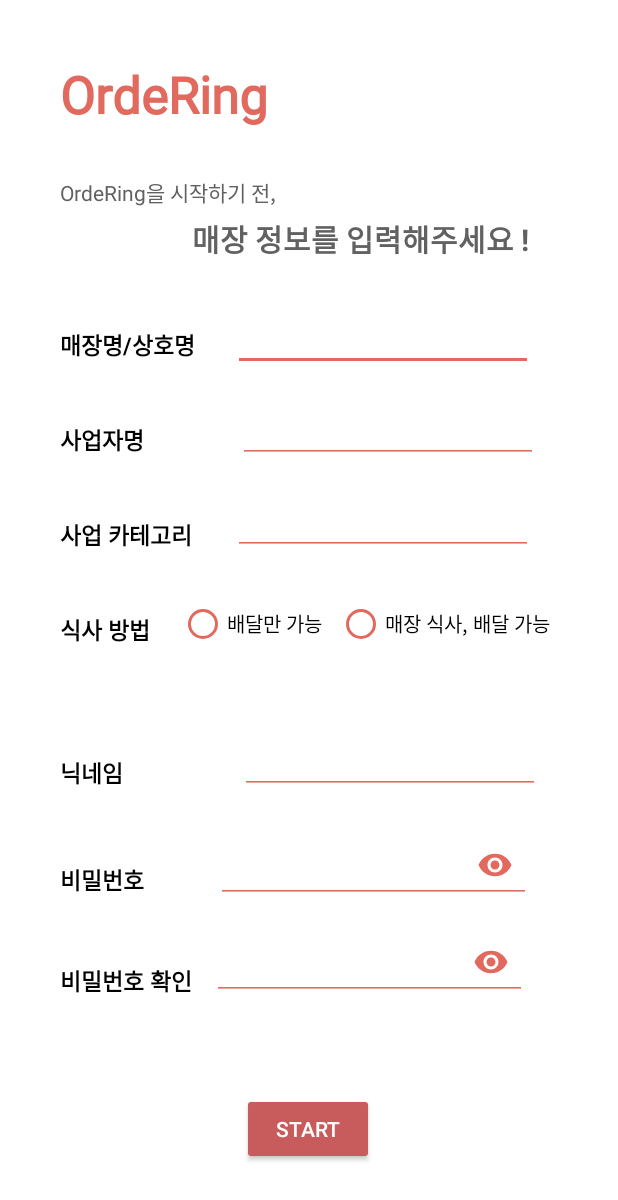
After one commit to OrdeRing-Team/OrderingManager, an Android app: the InfoActivity screen opened directly, with no data from a screen before it, on a phone screen of 412 x 824 dp. The commit adds this screen. Shown: the top 1200 px of the screen. Run offline under Robolectric (Android 15) with nearby library versions, the phone set to English and light mode, and no system bars.

Commit message:
매장정보 입력 액티비티 구현, 네비바 오류 수정

```diff
--- /dev/null
+++ b/app/src/main/java/com/example/orderingmanager/InfoActivity.java
@@ -0,0 +1,176 @@
+package com.example.orderingmanager;
+
+import android.os.Bundle;
+import android.text.Editable;
+import android.text.TextWatcher;
+import android.util.Log;
+import android.view.View;
+import android.widget.Button;
+import android.widget.EditText;
+import android.widget.RadioButton;
+import android.widget.RadioGroup;
+import android.widget.TextView;
+import android.widget.Toast;
+
+import androidx.appcompat.app.AppCompatActivity;
+
+import com.google.android.material.textfield.TextInputEditText;
+
+public class InfoActivity extends AppCompatActivity {
+
+    RadioGroup radioGroup;
+    TextView tablenumtext;
+    Button btnStartApp;
+
+    EditText inputStoreName;
+    EditText inputUserName;
+    EditText inputKategorie;
+    EditText inputNicname;
+    EditText tablenum;
+    TextInputEditText psFirst;
+    TextInputEditText psSecond;
+
+    TextView psTrue;
+    TextView psFalse;
+
+    String psBeforeCheck;
+    String psAfterCheck;
+
+    @Override
+    protected void onCreate(Bundle savedInstanceState) {
+        super.onCreate(savedInstanceState);
+        setContentView(R.layout.activity_info);
+
+        radioGroup = findViewById(R.id.radio_group);
+        tablenumtext = findViewById(R.id.tablenumtext);
+        tablenum = findViewById(R.id.tablenum);
+        inputStoreName = findViewById(R.id.input_storeName);
+        inputUserName = findViewById(R.id.input_userName);
+        inputKategorie = findViewById(R.id.input_Kategorie);
+        inputNicname = findViewById(R.id.input_nicname);
+        btnStartApp = findViewById(R.id.startApp);
+
+        psFirst = findViewById(R.id.textInputEditText_ps1);
+        psSecond = findViewById(R.id.textInputEditText_ps2);
+
+        psTrue = findViewById(R.id.psTrue);
+        psFalse = findViewById(R.id.psFalse);
+
+
+        // 매장 식사가 가능할 때만 테이블 수 입력 받기위해 테이블 수 입력창은 가려놓는다.
+        tablenumtext.setVisibility(View.GONE);
+        tablenum.setVisibility(View.GONE);
+
+        // 비밀번호 일치, 불일치를 알리기 위해 알림 메시지는 가려놓는다.
+        psTrue.setVisibility(View.GONE);
+        psFalse.setVisibility(View.GONE);
+
+
+        // 라디오 버튼 클릭 이벤트
+        radioGroup.setOnCheckedChangeListener(new RadioGroup.OnCheckedChangeListener() {
+            @Override
+            public void onCheckedChanged(RadioGroup group, int checkedId) {
+                switch (checkedId){
+                    case R.id.radio_button_onlydeliver:
+                        tablenumtext.setVisibility(View.GONE);
+                        tablenum.setVisibility(View.GONE);
+                        break;
+                    case R.id.radio_button_both:
+                        tablenumtext.setVisibility(View.VISIBLE);
+                        tablenum.setVisibility(View.VISIBLE);
+                        break;
+
+                }
+            }
+        });
+
+        // 비밀번호 일치, 불일치 확인하기
+        psFirst.addTextChangedListener(new TextWatcher() {
+            @Override
+            public void beforeTextChanged(CharSequence charSequence, int i, int i1, int i2) {
+
+            }
+
+            @Override
+            public void onTextChanged(CharSequence charSequence, int i, int i1, int i2) {
+                psBeforeCheck = psFirst.getText().toString();
+                Log.d("firstPS", psBeforeCheck);
+            }
+
+            @Override
+            public void afterTextChanged(Editable editable) {
+
+            }
+        });
+
+        psSecond.addTextChangedListener(new TextWatcher() {
+            @Override
+            public void beforeTextChanged(CharSequence charSequence, int i, int i1, int i2) {
+
+            }
+
+            @Override
+            public void onTextChanged(CharSequence charSequence, int i, int i1, int i2) {
+                psAfterCheck = psSecond.getText().toString();
+                Log.d("secondPS", psAfterCheck);
+
+                if( psBeforeCheck.equals(psAfterCheck) ) {
+                    psTrue.setVisibility(View.VISIBLE);
+                    psFalse.setVisibility(View.GONE);
+                }
+                else {
+                    psTrue.setVisibility(View.GONE);
+                    psFalse.setVisibility(View.VISIBLE);
+
+                }
+            }
+
+            @Override
+            public void afterTextChanged(Editable editable) {
+
+            }
+        });
+
+        btnStartApp.setOnClickListener(new View.OnClickListener() {
+            @Override
+            public void onClick(View view) {
+                isEmpty();
+            }
+        });
+
+    }
+
+
+    // 입력창이 비었거나, 비밀번호가 일치하지 않을 때 알림을 띄우는 함수 (토스트 메시지가 안 뜸...)
+    private void isEmpty() {
+        String storeName = inputStoreName.getText().toString();
+        String userName = inputUserName.getText().toString();
+        String kategorie = inputKategorie.getText().toString();
+        String nicName = inputNicname.getText().toString();
+        String tableNum = tablenum.getText().toString();
+        RadioButton radio_button_onlydeliver = findViewById(R.id.radio_button_onlydeliver);
+        RadioButton radio_button_both = findViewById(R.id.radio_button_both);
+
+        if(storeName.matches("") || userName.matches("") || kategorie.matches("") || nicName.matches("") || psBeforeCheck.matches("") || psAfterCheck.matches("")) {
+            Toast.makeText(InfoActivity.this, "입력칸을 모두 채워주세요.", Toast.LENGTH_SHORT).show();
+            Log.d("isEmpty", "입력칸을 모두 채워라.");
+        }
+        else if(psBeforeCheck.equals(psAfterCheck) == false) {
+            Toast.makeText(InfoActivity.this, "입력칸을 모두 채워주세요.", Toast.LENGTH_SHORT).show();
+            Log.d("isEmpty", "입력칸을 모두 채워라.");
+        }
+        else if((radio_button_onlydeliver.isChecked() == false) && (radio_button_both.isChecked() == false)) {
+            Toast.makeText(InfoActivity.this, "입력칸을 모두 채워주세요.", Toast.LENGTH_SHORT).show();
+            Log.d("isEmpty", "입력칸을 모두 채워라.");
+        }
+        else if((radio_button_both.isChecked() == true) && tableNum.matches("")) {
+            Toast.makeText(InfoActivity.this, "입력칸을 모두 채워주세요.", Toast.LENGTH_SHORT).show();
+            Log.d("isEmpty", "입력칸을 모두 채워라.");
+        }
+        else {
+            Toast.makeText(InfoActivity.this, "오더링 START", Toast.LENGTH_SHORT).show();
+            Log.d("isn'tEmpty", "입력칸 모두 채워짐.");
+            //디비에 데이터 저장하기. (차후에 추가할 부분)
+        }
+    }
+}
--- a/app/src/main/java/com/example/orderingmanager/SignupActivity.java
+++ b/app/src/main/java/com/example/orderingmanager/SignupActivity.java
@@ -1,6 +1,4 @@
 package com.example.orderingmanager;
-
-import static android.content.ContentValues.TAG;
 
 import android.content.Context;
 import android.content.Intent;
@@ -8,19 +6,14 @@ import android.graphics.Color;
 import android.os.Bundle;
 import android.text.Editable;
 import android.text.TextWatcher;
-import android.util.Base64;
-import android.util.Log;
 import android.view.View;
 import android.view.inputmethod.InputMethodManager;
 import android.widget.Button;
-import android.widget.EditText;
-import android.widget.ImageView;
 import android.widget.Toast;
 
 import androidx.annotation.NonNull;
 
 import com.example.orderingmanager.databinding.ActivitySignupBinding;
-import com.google.android.material.textfield.TextInputEditText;
 import com.google.firebase.FirebaseException;
 import com.google.firebase.auth.FirebaseAuth;
 import com.google.firebase.auth.PhoneAuthCredential;
@@ -33,9 +26,7 @@ import java.util.concurrent.TimeUnit;
 
 public class SignupActivity extends BasicActivity {
 
-
-
-    //viewbinding
+    //viewbinding ->  findViewById를 쓰지 않고 뷰 컴포넌트를 접근할수 있게 도와주는 기능
     private ActivitySignupBinding binding;
 
     //코드 전송에 실패하면 재전송 코드를 위해 선언
@@ -70,6 +61,7 @@ public class SignupActivity extends BasicActivity {
         ButtonLock(binding.btnSendSMS);
         ButtonLock(binding.btnVerifyCode);
         firebaseAuth = FirebaseAuth.getInstance();
+
 
         mCallbacks = new PhoneAuthProvider.OnVerificationStateChangedCallbacks(){
             @Override
@@ -106,6 +98,16 @@ public class SignupActivity extends BasicActivity {
                 TimerStart();
             }
         };
+
+
+        // ******** 매장정보입력 버튼 클릭 이벤트 (임시) *************
+        binding.goInfo.setOnClickListener(new View.OnClickListener() {
+            @Override
+            public void onClick(View view) {
+                Intent intent = new Intent(getApplicationContext(), InfoActivity.class);
+                startActivity(intent);
+            }
+        });
 
         /* 전화번호 입력란 글자수 리스너 입니다 */
         binding.etPhoneSignup.addTextChangedListener(new TextWatcher() {
@@ -305,6 +307,4 @@ public class SignupActivity extends BasicActivity {
     }
 
 
-
-
 }
--- /dev/null
+++ b/app/src/main/res/drawable/menu_selector_color.xml
@@ -0,0 +1,5 @@
+<?xml version="1.0" encoding="utf-8"?>
+<selector xmlns:android="http://schemas.android.com/apk/res/android">
+    <item android:color="#E1695E" android:state_checked="true" />
+    <item android:color="#B6B6B6" android:state_checked="false" />
+</selector>
--- /dev/null
+++ b/app/src/main/res/layout/activity_info.xml
@@ -0,0 +1,364 @@
+<?xml version="1.0" encoding="utf-8"?>
+<androidx.constraintlayout.widget.ConstraintLayout xmlns:android="http://schemas.android.com/apk/res/android"
+    xmlns:app="http://schemas.android.com/apk/res-auto"
+    xmlns:tools="http://schemas.android.com/tools"
+    android:layout_width="match_parent"
+    android:layout_height="match_parent"
+    tools:context=".InfoActivity"
+    android:background="@color/white">
+
+    <TextView
+        android:id="@+id/textView1"
+        android:layout_width="wrap_content"
+        android:layout_height="wrap_content"
+        android:layout_marginStart="40dp"
+        android:layout_marginTop="40dp"
+        android:fontFamily="@font/baeminjua"
+        android:text="OrdeRing"
+        android:textColor="#E1695E"
+        android:textSize="34sp"
+        android:textStyle="bold"
+        app:layout_constraintStart_toStartOf="parent"
+        app:layout_constraintTop_toTopOf="parent" />
+
+    <TextView
+        android:id="@+id/textView2"
+        android:layout_width="wrap_content"
+        android:layout_height="wrap_content"
+        android:layout_marginStart="40dp"
+        android:layout_marginTop="32dp"
+        android:text="OrdeRing을 시작하기 전,"
+        android:textColor="#616161"
+        android:textSize="14dp"
+        app:layout_constraintStart_toStartOf="parent"
+        app:layout_constraintTop_toBottomOf="@+id/textView1" />
+
+    <TextView
+        android:id="@+id/textView3"
+        android:layout_width="wrap_content"
+        android:layout_height="wrap_content"
+        android:layout_marginStart="128dp"
+        android:layout_marginTop="5dp"
+        android:text="매장 정보를 입력해주세요 !"
+        android:textColor="#616161"
+        android:textSize="20dp"
+        android:textStyle="bold"
+        app:layout_constraintStart_toStartOf="parent"
+        app:layout_constraintTop_toBottomOf="@+id/textView2" />
+
+    <EditText
+        android:id="@+id/input_storeName"
+        android:layout_width="200dp"
+        android:layout_height="wrap_content"
+        android:layout_marginTop="28dp"
+        android:backgroundTint="#E1695E"
+        android:ems="7"
+        android:inputType="text"
+        android:textColor="#000000"
+        app:layout_constraintEnd_toEndOf="parent"
+        app:layout_constraintHorizontal_bias="0.313"
+        app:layout_constraintStart_toEndOf="@+id/storeName"
+        app:layout_constraintTop_toBottomOf="@+id/textView3" />
+
+    <TextView
+        android:id="@+id/storeName"
+        android:layout_width="wrap_content"
+        android:layout_height="wrap_content"
+        android:layout_marginStart="40dp"
+        android:layout_marginTop="44dp"
+        android:text="매장명/상호명"
+        android:textColor="#000000"
+        android:textSize="15dp"
+        android:textStyle="bold"
+        app:layout_constraintStart_toStartOf="parent"
+        app:layout_constraintTop_toBottomOf="@+id/textView3" />
+
+    <TextView
+        android:id="@+id/userName"
+        android:layout_width="wrap_content"
+        android:layout_height="wrap_content"
+        android:layout_marginStart="40dp"
+        android:layout_marginTop="40dp"
+        android:text="사업자명"
+        android:textColor="#000000"
+        android:textSize="15dp"
+        android:textStyle="bold"
+        app:layout_constraintStart_toStartOf="parent"
+        app:layout_constraintTop_toBottomOf="@+id/storeName" />
+
+    <EditText
+        android:id="@+id/input_userName"
+        android:layout_width="200dp"
+        android:layout_height="wrap_content"
+        android:layout_marginTop="16dp"
+        android:backgroundTint="#E1695E"
+        android:ems="7"
+        android:inputType="text"
+        android:textColor="#000000"
+        app:layout_constraintEnd_toEndOf="parent"
+        app:layout_constraintHorizontal_bias="0.54"
+        app:layout_constraintStart_toEndOf="@+id/userName"
+        app:layout_constraintTop_toBottomOf="@+id/input_storeName" />
+
+    <TextView
+        android:id="@+id/Kategorie"
+        android:layout_width="wrap_content"
+        android:layout_height="wrap_content"
+        android:layout_marginStart="40dp"
+        android:layout_marginTop="40dp"
+        android:text="사업 카테고리"
+        android:textColor="#000000"
+        android:textSize="15dp"
+        android:textStyle="bold"
+        app:layout_constraintStart_toStartOf="parent"
+        app:layout_constraintTop_toBottomOf="@+id/userName" />
+
+    <EditText
+        android:id="@+id/input_Kategorie"
+        android:layout_width="200dp"
+        android:layout_height="wrap_content"
+        android:layout_marginTop="16dp"
+        android:backgroundTint="#E1695E"
+        android:ems="7"
+        android:inputType="text"
+        android:textColor="#000000"
+        app:layout_constraintEnd_toEndOf="parent"
+        app:layout_constraintHorizontal_bias="0.329"
+        app:layout_constraintStart_toEndOf="@+id/Kategorie"
+        app:layout_constraintTop_toBottomOf="@+id/input_userName" />
+
+    <TextView
+        android:id="@+id/howtoeat"
+        android:layout_width="wrap_content"
+        android:layout_height="wrap_content"
+        android:layout_marginStart="40dp"
+        android:layout_marginTop="40dp"
+        android:text="식사 방법"
+        android:textColor="#000000"
+        android:textSize="15dp"
+        android:textStyle="bold"
+        app:layout_constraintStart_toStartOf="parent"
+        app:layout_constraintTop_toBottomOf="@+id/Kategorie" />
+
+    <RadioGroup
+        android:id="@+id/radio_group"
+        android:layout_width="wrap_content"
+        android:layout_height="wrap_content"
+        android:orientation="horizontal"
+        android:layout_marginTop="7dp"
+        app:layout_constraintBottom_toBottomOf="parent"
+        app:layout_constraintEnd_toEndOf="parent"
+        app:layout_constraintHorizontal_bias="0.35"
+        app:layout_constraintStart_toEndOf="@+id/howtoeat"
+        app:layout_constraintTop_toBottomOf="@+id/input_Kategorie"
+        app:layout_constraintVertical_bias="0.055"
+        android:backgroundTint="#E1695E">
+
+        <RadioButton
+            android:id="@+id/radio_button_onlydeliver"
+            android:layout_width="wrap_content"
+            android:layout_height="wrap_content"
+            android:layout_marginEnd="10dp"
+            android:text="배달만 가능"
+            android:textColor="@color/black"
+            android:textSize="13dp"
+            android:buttonTint="#E1695E"/>
+
+        <RadioButton
+            android:id="@+id/radio_button_both"
+            android:layout_width="wrap_content"
+            android:layout_height="wrap_content"
+            android:layout_marginEnd="10dp"
+            android:buttonTint="#E1695E"
+            android:text="매장 식사, 배달 가능"
+            android:textColor="@color/black"
+            android:textSize="13dp" />
+    </RadioGroup>
+
+    <TextView
+        android:id="@+id/tablenumtext"
+        android:layout_width="wrap_content"
+        android:layout_height="wrap_content"
+        android:layout_marginStart="248dp"
+        android:layout_marginTop="8dp"
+        android:text="테이블 수"
+        android:textColor="#000000"
+        android:textSize="13dp"
+        android:textStyle="bold"
+        app:layout_constraintStart_toStartOf="parent"
+        app:layout_constraintTop_toBottomOf="@+id/radio_group" />
+
+
+    <TextView
+        android:id="@+id/nicname"
+        android:layout_width="wrap_content"
+        android:layout_height="wrap_content"
+        android:layout_marginStart="40dp"
+        android:layout_marginTop="72dp"
+        android:text="닉네임"
+        android:textColor="#000000"
+        android:textSize="15dp"
+        android:textStyle="bold"
+        app:layout_constraintStart_toStartOf="parent"
+        app:layout_constraintTop_toBottomOf="@+id/howtoeat" />
+
+    <EditText
+        android:id="@+id/input_nicname"
+        android:layout_width="200dp"
+        android:layout_height="wrap_content"
+        android:layout_marginTop="52dp"
+        android:backgroundTint="#E1695E"
+        android:ems="7"
+        android:inputType="text"
+        android:textColor="#000000"
+        app:layout_constraintEnd_toEndOf="parent"
+        app:layout_constraintHorizontal_bias="0.598"
+        app:layout_constraintStart_toEndOf="@+id/nicname"
+        app:layout_constraintTop_toBottomOf="@+id/radio_group" />
+
+    <EditText
+        android:id="@+id/tablenum"
+        android:layout_width="wrap_content"
+        android:layout_height="wrap_content"
+        android:layout_marginStart="8dp"
+        android:backgroundTint="#E1695E"
+        android:ems="3"
+        android:gravity="center"
+        android:inputType="number"
+        android:textColor="#000000"
+        android:textSize="13dp"
+        android:textStyle="bold"
+        app:layout_constraintBottom_toTopOf="@+id/textInputLayout_ps"
+        app:layout_constraintEnd_toEndOf="parent"
+        app:layout_constraintHorizontal_bias="0.0"
+        app:layout_constraintStart_toEndOf="@+id/tablenumtext"
+        app:layout_constraintTop_toBottomOf="@+id/radio_group"
+        app:layout_constraintVertical_bias="0.0" />
+
+    <TextView
+        android:id="@+id/password"
+        android:layout_width="wrap_content"
+        android:layout_height="wrap_content"
+        android:layout_marginStart="40dp"
+        android:layout_marginTop="48dp"
+        android:text="비밀번호"
+        android:textColor="#000000"
+        android:textSize="15dp"
+        android:textStyle="bold"
+        app:layout_constraintStart_toStartOf="parent"
+        app:layout_constraintTop_toBottomOf="@+id/nicname" />
+
+    <com.google.android.material.textfield.TextInputLayout
+        android:id="@+id/textInputLayout_ps"
+        android:layout_width="210dp"
+        android:layout_height="wrap_content"
+        android:layout_marginStart="32dp"
+        android:layout_marginTop="12dp"
+        app:layout_constraintEnd_toEndOf="parent"
+        app:layout_constraintHorizontal_bias="0.214"
+        app:layout_constraintStart_toEndOf="@+id/password"
+        app:layout_constraintTop_toBottomOf="@+id/input_nicname"
+        app:passwordToggleEnabled="true"
+        app:passwordToggleTint="#E1695E"
+        tools:ignore="MissingConstraints">
+
+        <com.google.android.material.textfield.TextInputEditText
+            android:id="@+id/textInputEditText_ps1"
+            android:layout_width="210dp"
+            android:layout_height="50dp"
+            android:backgroundTint="#E1695E"
+            android:hint="Password"
+            android:inputType="textPassword"
+            android:textColor="#636363"
+            android:textColorHint="#E1695E">
+
+        </com.google.android.material.textfield.TextInputEditText>
+
+    </com.google.android.material.textfield.TextInputLayout>
+
+    <TextView
+        android:id="@+id/psTrue"
+        android:layout_width="wrap_content"
+        android:layout_height="wrap_content"
+        android:layout_marginTop="5dp"
+        android:text="일치"
+        android:textColor="#00C608"
+        android:textSize="12dp"
+        android:textStyle="bold"
+        app:layout_constraintEnd_toEndOf="parent"
+        app:layout_constraintHorizontal_bias="0.851"
+        app:layout_constraintStart_toStartOf="parent"
+        app:layout_constraintTop_toBottomOf="@+id/textInputLayout_psCheck" />
+
+    <TextView
+        android:id="@+id/psFalse"
+        android:layout_width="wrap_content"
+        android:layout_height="wrap_content"
+        android:layout_marginTop="5dp"
+        android:text="불일치 (다시 입력해주세요.)"
+        android:textColor="#FF4B3E"
+        android:textSize="12dp"
+        android:textStyle="bold"
+        app:layout_constraintEnd_toEndOf="parent"
+        app:layout_constraintHorizontal_bias="0.784"
+        app:layout_constraintStart_toStartOf="parent"
+        app:layout_constraintTop_toBottomOf="@+id/textInputLayout_psCheck" />
+
+    <TextView
+        android:id="@+id/passwordCheck"
+        android:layout_width="wrap_content"
+        android:layout_height="wrap_content"
+        android:layout_marginStart="40dp"
+        android:layout_marginTop="44dp"
+        android:text="비밀번호 확인"
+        android:textColor="#000000"
+        android:textSize="15dp"
+        android:textStyle="bold"
+        app:layout_constraintStart_toStartOf="parent"
+        app:layout_constraintTop_toBottomOf="@+id/password" />
+
+    <com.google.android.material.textfield.TextInputLayout
+        android:id="@+id/textInputLayout_psCheck"
+        android:layout_width="210dp"
+        android:layout_height="wrap_content"
+        android:layout_marginStart="13dp"
+        android:layout_marginTop="4dp"
+        app:layout_constraintEnd_toEndOf="parent"
+        app:layout_constraintHorizontal_bias="0.0"
+        app:layout_constraintStart_toEndOf="@+id/passwordCheck"
+        app:layout_constraintTop_toBottomOf="@+id/textInputLayout_ps"
+        app:passwordToggleEnabled="true"
+        app:passwordToggleTint="#E1695E"
+        tools:ignore="MissingConstraints">
+
+        <com.google.android.material.textfield.TextInputEditText
+            android:id="@+id/textInputEditText_ps2"
+            android:layout_width="210dp"
+            android:layout_height="50dp"
+            android:backgroundTint="#E1695E"
+            android:hint="Password"
+            android:inputType="textPassword"
+            android:textColor="#636363"
+            android:textColorHint="#E1695E"
+            app:passwordToggleEnabled="true">
+
+        </com.google.android.material.textfield.TextInputEditText>
+
+    </com.google.android.material.textfield.TextInputLayout>
+
+
+    <Button
+        android:id="@+id/startApp"
+        android:layout_width="wrap_content"
+        android:layout_height="wrap_content"
+        android:backgroundTint="#C85C5C"
+        android:text="START"
+        app:layout_constraintBottom_toBottomOf="parent"
+        app:layout_constraintEnd_toEndOf="parent"
+        app:layout_constraintHorizontal_bias="0.498"
+        app:layout_constraintStart_toStartOf="parent"
+        app:layout_constraintTop_toBottomOf="@+id/textInputLayout_psCheck"
+        app:layout_constraintVertical_bias="0.565" />
+
+
+</androidx.constraintlayout.widget.ConstraintLayout>
--- a/app/src/main/res/layout/activity_main.xml
+++ b/app/src/main/res/layout/activity_main.xml
@@ -13,6 +13,8 @@
         android:layout_alignParentBottom="true"
         android:layout_centerHorizontal="true"
         android:background="#fff"
+        app:itemIconTint="@drawable/menu_selector_color"
+        app:itemTextColor="@drawable/menu_selector_color"
         app:menu="@menu/menu"
         tools:ignore="MissingConstraints" />
     <!-- app:layoutVisibilityMode="unlabeled" 아이콘만 보여주고 싶을 때 사용 -->
--- a/app/src/main/res/layout/activity_signup.xml
+++ b/app/src/main/res/layout/activity_signup.xml
@@ -219,4 +219,16 @@
         app:layout_constraintStart_toStartOf="parent"
         app:layout_constraintTop_toTopOf="parent" />
 
+    <Button
+        android:id="@+id/go_info"
+        android:layout_width="wrap_content"
+        android:layout_height="wrap_content"
+        android:text="매장정보입력(임시버튼)"
+        android:layout_marginEnd="32dp"
+        app:layout_constraintBottom_toBottomOf="parent"
+        app:layout_constraintEnd_toEndOf="parent"
+        app:layout_constraintTop_toBottomOf="@+id/btn_verifyCode"
+        app:layout_constraintVertical_bias="0.836" />
+
+
 </androidx.constraintlayout.widget.ConstraintLayout>
--- a/app/src/main/res/layout/fragment_qr.xml
+++ b/app/src/main/res/layout/fragment_qr.xml
@@ -12,6 +12,8 @@
         android:layout_height="match_parent"
         android:text="qr_fragment"
         android:background="#B6D196"/>
+
+
     <androidx.constraintlayout.widget.ConstraintLayout
         android:layout_width="match_parent"
         android:layout_height="match_parent">
--- a/app/src/main/res/values/colors.xml
+++ b/app/src/main/res/values/colors.xml
@@ -7,4 +7,5 @@
     <color name="teal_700">#FF018786</color>
     <color name="black">#FF000000</color>
     <color name="white">#FFFFFFFF</color>
+
 </resources>
```
Also changed, not shown: app/src/main/AndroidManifest.xml (+9 -11 lines).
